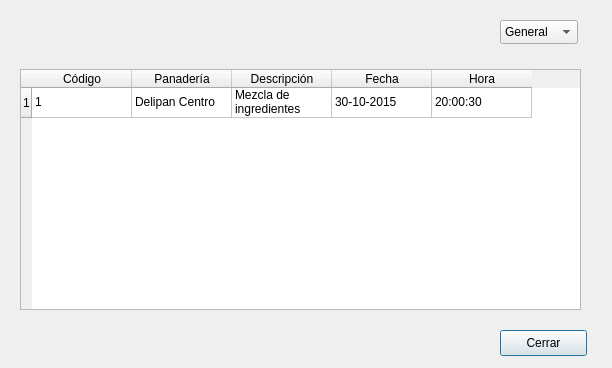
richin13/bollo, file src/ui/ui_forms/logbookdialog.ui: the form before one commit.
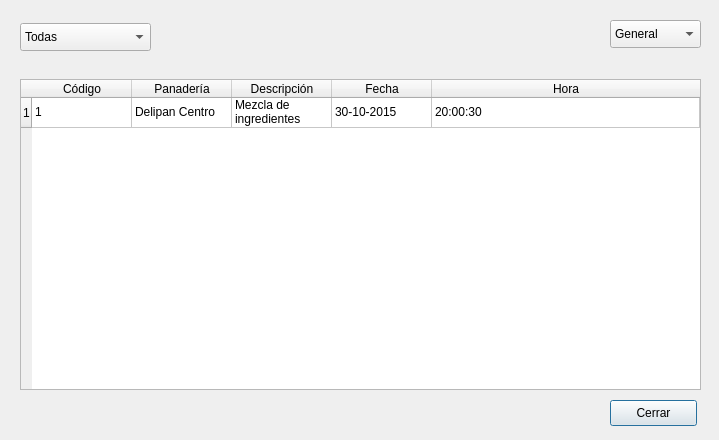
The form after the commit.

Patch:
```diff
--- a/src/ui/ui_forms/logbookdialog.ui
+++ b/src/ui/ui_forms/logbookdialog.ui
@@ -9,8 +9,8 @@
    <rect>
     <x>0</x>
     <y>0</y>
-    <width>612</width>
-    <height>368</height>
+    <width>719</width>
+    <height>440</height>
    </rect>
   </property>
   <property name="sizePolicy">
@@ -34,8 +34,8 @@
   <widget class="QPushButton" name="qbClose">
    <property name="geometry">
     <rect>
-     <x>500</x>
-     <y>330</y>
+     <x>610</x>
+     <y>400</y>
      <width>87</width>
      <height>26</height>
     </rect>
@@ -47,10 +47,10 @@
   <widget class="QComboBox" name="qcbType">
    <property name="geometry">
     <rect>
-     <x>500</x>
+     <x>610</x>
      <y>20</y>
-     <width>78</width>
-     <height>24</height>
+     <width>91</width>
+     <height>28</height>
     </rect>
    </property>
    <property name="currentText">
@@ -72,8 +72,8 @@
     <rect>
      <x>10</x>
      <y>59</y>
-     <width>581</width>
-     <height>261</height>
+     <width>691</width>
+     <height>341</height>
     </rect>
    </property>
    <property name="currentIndex">
@@ -84,14 +84,38 @@
      <property name="geometry">
       <rect>
        <x>10</x>
-       <y>10</y>
-       <width>561</width>
-       <height>241</height>
+       <y>20</y>
+       <width>681</width>
+       <height>311</height>
       </rect>
      </property>
+     <property name="sizePolicy">
+      <sizepolicy hsizetype="Expanding" vsizetype="Expanding">
+       <horstretch>0</horstretch>
+       <verstretch>0</verstretch>
+      </sizepolicy>
+     </property>
+     <property name="editTriggers">
+      <set>QAbstractItemView::NoEditTriggers</set>
+     </property>
+     <property name="alternatingRowColors">
+      <bool>true</bool>
+     </property>
+     <property name="selectionBehavior">
+      <enum>QAbstractItemView::SelectRows</enum>
+     </property>
+     <property name="sortingEnabled">
+      <bool>true</bool>
+     </property>
      <attribute name="horizontalHeaderDefaultSectionSize">
       <number>100</number>
      </attribute>
+     <attribute name="horizontalHeaderStretchLastSection">
+      <bool>true</bool>
+     </attribute>
+     <attribute name="verticalHeaderStretchLastSection">
+      <bool>false</bool>
+     </attribute>
      <row>
       <property name="text">
        <string>1</string>
@@ -263,6 +287,21 @@
     </widget>
    </widget>
   </widget>
+  <widget class="QComboBox" name="bakeryList">
+   <property name="geometry">
+    <rect>
+     <x>20</x>
+     <y>23</y>
+     <width>131</width>
+     <height>28</height>
+    </rect>
+   </property>
+   <item>
+    <property name="text">
+     <string>Todas</string>
+    </property>
+   </item>
+  </widget>
  </widget>
  <resources/>
  <connections>
```
Left out of the diff: 12 changed lines with no effect on the pictures.
